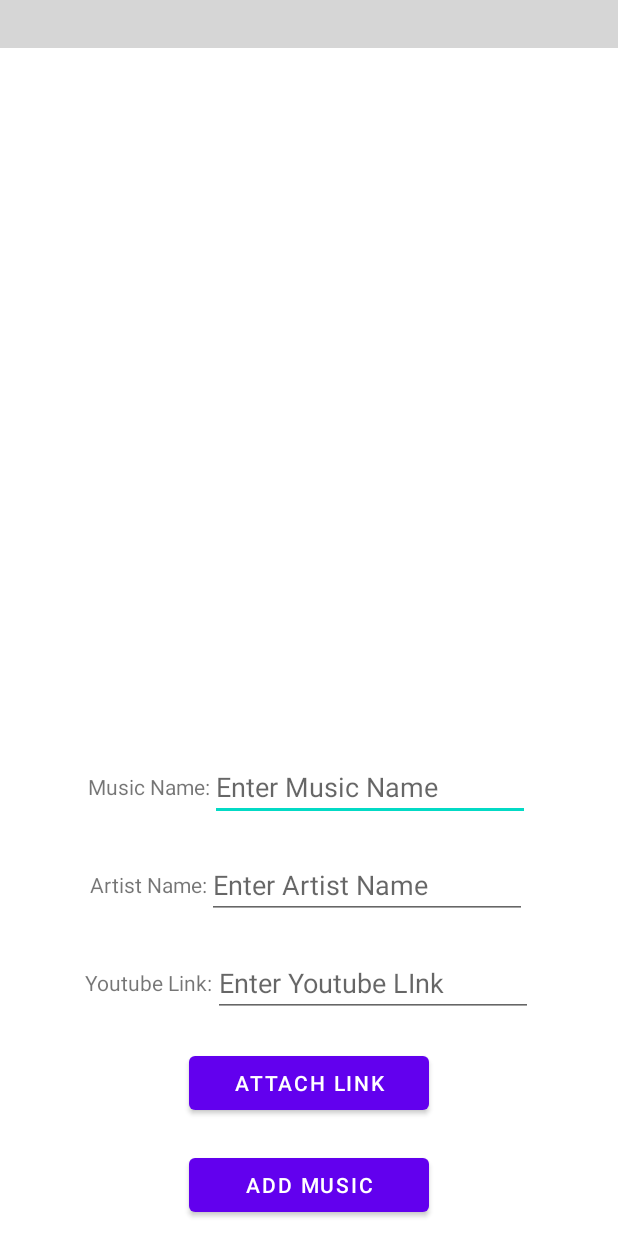
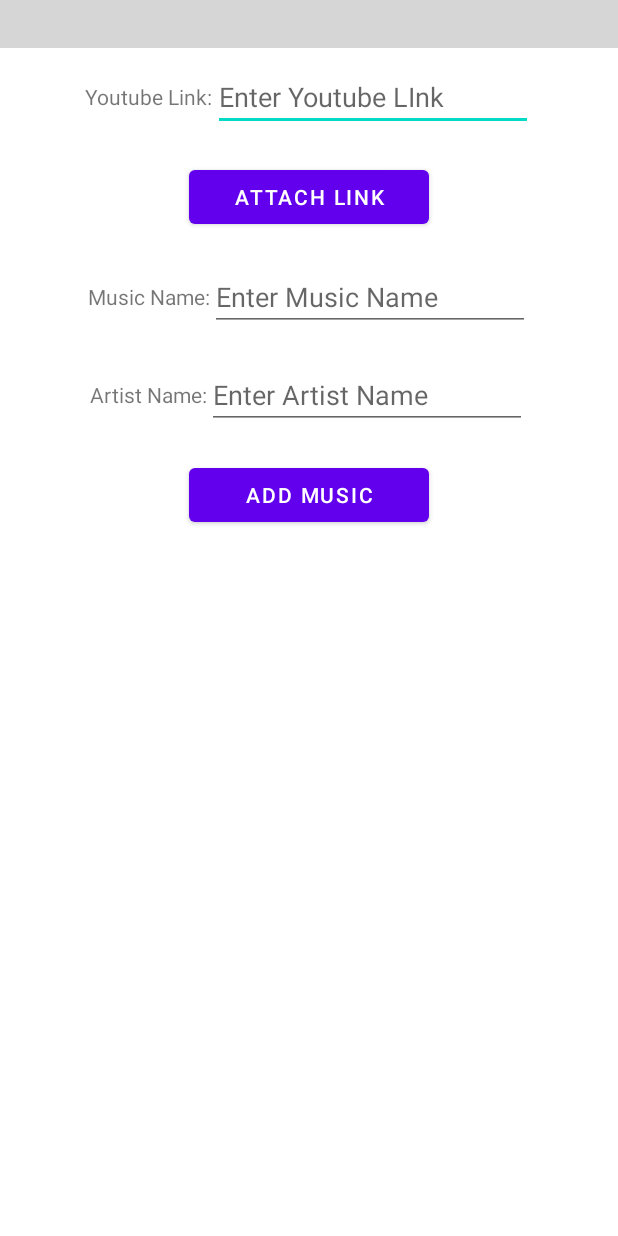
Before and after one commit to TPJCG-ArtsNEntertainment/KaraApp, an Android app: the layout activity_add_music.xml on its own in the app's theme, with its tools: preview values and no code run, on a phone screen of 412 x 824 dp. Run offline under Robolectric (Android 15) with nearby library versions, the phone set to English and light mode, and no system bars; plain views replace YouTubePlayerView; network calls fail; grey boxes are pictures that could not be loaded.

Commit message:
Added autofill in YoutubeAttach

```diff
--- a/app/build.gradle
+++ b/app/build.gradle
@@ -36,7 +36,7 @@ android {
 }
 
 dependencies {
-
+    implementation 'org.jsoup:jsoup:1.14.3'
     implementation 'androidx.appcompat:appcompat:1.6.1'
     implementation 'com.google.android.material:material:1.10.0'
     implementation 'androidx.constraintlayout:constraintlayout:2.1.4'
--- a/app/src/main/res/layout/activity_add_music.xml
+++ b/app/src/main/res/layout/activity_add_music.xml
@@ -25,12 +25,46 @@
 
     <LinearLayout
         android:id="@+id/addPageLinearLayout"
-        android:layout_width="wrap_content"
-        android:layout_height="wrap_content"
+        android:layout_width="match_parent"
+        android:layout_height="0dp"
         android:orientation="vertical"
+        app:layout_constraintBottom_toBottomOf="parent"
+        app:layout_constraintEnd_toEndOf="parent"
         app:layout_constraintStart_toStartOf="parent"
-        app:layout_constraintEnd_toEndOf="parent"
-        app:layout_constraintBottom_toBottomOf="parent">
+        app:layout_constraintTop_toBottomOf="@+id/addPageYoutubePlayer">
+
+        <LinearLayout
+            android:layout_width="wrap_content"
+            android:layout_height="wrap_content"
+            android:layout_gravity="center"
+            android:orientation="horizontal">
+
+            <TextView
+                android:id="@+id/inputUrlTV"
+                android:layout_width="wrap_content"
+                android:layout_height="wrap_content"
+                android:layout_gravity="center"
+                android:layout_weight="1"
+                android:text="Youtube Link:" />
+
+            <EditText
+                android:id="@+id/inputUrl"
+                android:layout_width="wrap_content"
+                android:layout_height="wrap_content"
+                android:layout_marginVertical="10dp"
+                android:ems="10"
+                android:hint="Enter Youtube LInk"
+                android:inputType="text" />
+
+        </LinearLayout>
+
+        <Button
+            android:id="@+id/btnAttach"
+            android:layout_width="160dp"
+            android:layout_height="wrap_content"
+            android:layout_gravity="center"
+            android:layout_marginVertical="10dp"
+            android:text="Attach Link" />
 
         <LinearLayout
             android:layout_width="wrap_content"
@@ -79,39 +113,6 @@
                 android:inputType="text" />
         </LinearLayout>
 
-        <LinearLayout
-            android:layout_width="wrap_content"
-            android:layout_height="wrap_content"
-            android:layout_gravity="center"
-            android:orientation="horizontal">
-
-            <TextView
-                android:id="@+id/inputUrlTV"
-                android:layout_width="wrap_content"
-                android:layout_height="wrap_content"
-                android:layout_gravity="center"
-                android:layout_weight="1"
-                android:text="Youtube Link:" />
-
-            <EditText
-                android:id="@+id/inputUrl"
-                android:layout_width="wrap_content"
-                android:layout_height="wrap_content"
-                android:layout_marginVertical="10dp"
-                android:ems="10"
-                android:hint="Enter Youtube LInk"
-                android:inputType="text" />
-
-        </LinearLayout>
-
-        <Button
-            android:id="@+id/btnAttach"
-            android:layout_width="160dp"
-            android:layout_height="wrap_content"
-            android:layout_gravity="center"
-            android:layout_marginVertical="10dp"
-            android:text="Attach Link" />
-
         <Button
             android:id="@+id/btnSubmit"
             android:layout_width="160dp"
```
Also changed, not shown: app/src/main/java/mdad/networkdata/karaapp/AddMusic.java (+13 -32 lines), app/src/main/java/mdad/networkdata/karaapp/YoutubeAttach.java (+67 -23 lines).
